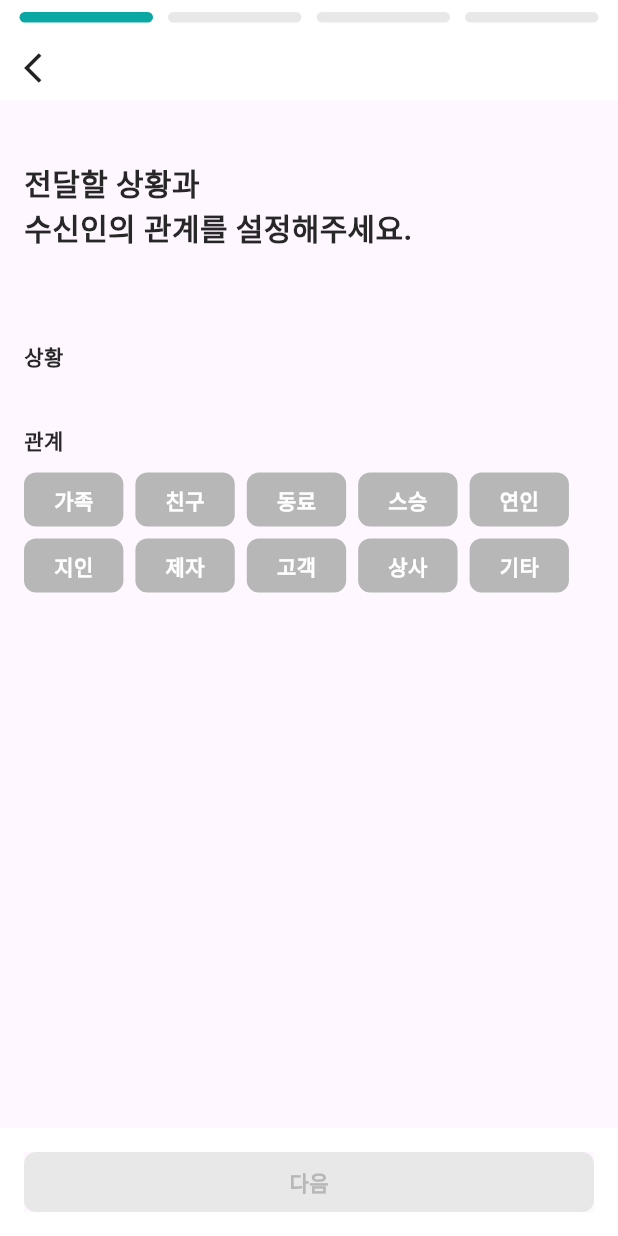
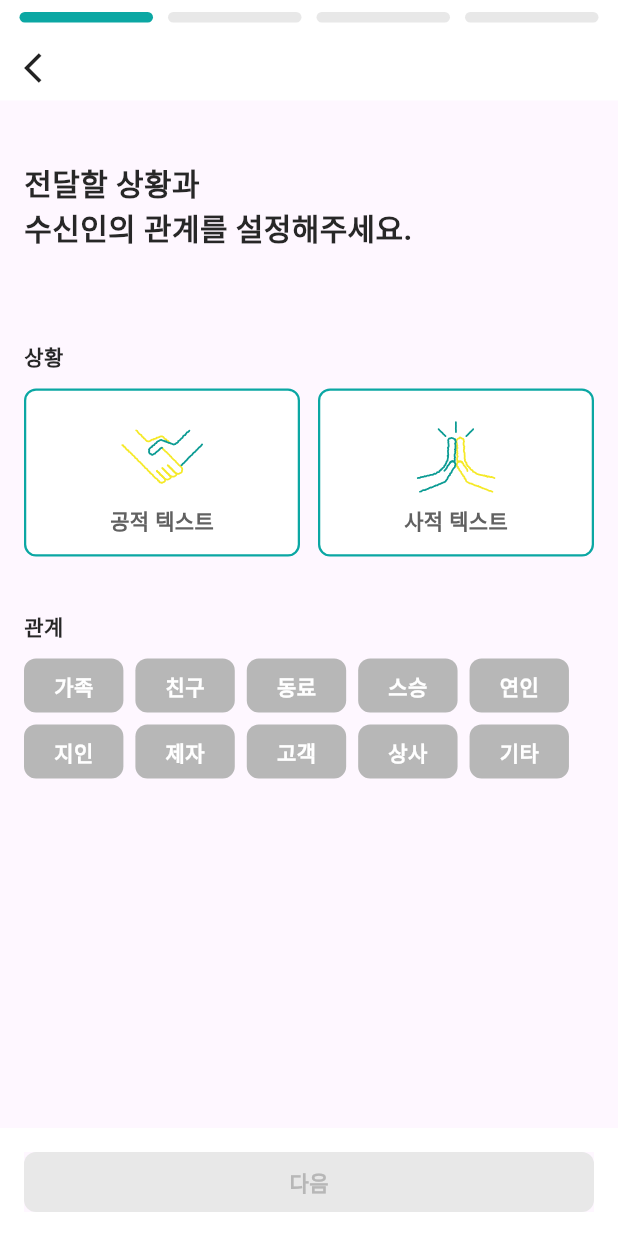
Before and after one commit to NaZe0320/idear_flutter, a Flutter app: the ScreenPostCreate screen opened directly, on a phone screen of 412 x 824 dp. Run offline on Flutter 3.47's test engine with Material 3 defaults, Android fonts, the phone set to English and light mode, and no system bars; our stand-ins replace flutter_svg; accounts and stored records are empty.

Commit message:
[feat] 상황 버튼 구현

```diff
--- a/lib/app/enums/situation.dart
+++ b/lib/app/enums/situation.dart
@@ -1,8 +1,18 @@
 enum Situation {
-  public('공적 텍스트'),
-  private('사적 텍스트');
+  public(
+    '공적 텍스트',
+    'ic_public_true',
+    'ic_public_false',
+  ),
+  private(
+    '사적 텍스트',
+    'ic_private_true',
+    'ic_private_false',
+  );
 
-  const Situation(this.text);
+  const Situation(this.text, this.trueImage, this.falseImage);
 
   final String text;
+  final String trueImage;
+  final String falseImage;
 }
--- /dev/null
+++ b/lib/app/services/mock/mock_post_bundle.dart
@@ -0,0 +1 @@
+class MockPostBundle {}
--- a/lib/app/services/mock/mock_profile.dart
+++ b/lib/app/services/mock/mock_profile.dart
@@ -49,7 +49,6 @@ class MockProfile {
   }
 
   Future<List<Profile>> updateProfile(Profile newProfile) async {
-    print("여기 와?");
     list[list.indexWhere((profile) => profile.id == newProfile.id)] =
         newProfile;
     return list;
--- a/lib/app/view/pages/post/screen_post_create_first.dart
+++ b/lib/app/view/pages/post/screen_post_create_first.dart
@@ -1,6 +1,8 @@
 import 'package:flutter/material.dart';
 import 'package:idear/app/enums/relation.dart';
+import 'package:idear/app/enums/situation.dart';
 import 'package:idear/app/view/widgets/radio_group/widget_radio_group_label.dart';
+import 'package:idear/app/view/widgets/radio_group/widget_radio_group_situation.dart';
 import 'package:idear/app/viewmodel/viewmodel_post_create.dart';
 import 'package:idear/core/theme/app_text_styles.dart';
 import 'package:provider/provider.dart';
@@ -27,6 +29,12 @@ class ScreenPostCreateFirst extends StatelessWidget {
               '상황',
               style: AppTextStyles.subheading02,
             ),
+            const SizedBox(height: 12),
+            RadioSituationGroup(
+                selectValue: viewModel.postBundle.situation,
+                onChanged: (value) {
+                  viewModel.setPostBundle<Situation>(value);
+                }),
             const SizedBox(height: 36),
             const Text(
               '관계',
@@ -38,7 +46,7 @@ class ScreenPostCreateFirst extends StatelessWidget {
                 padding: 20,
                 selectValue: viewModel.postBundle.relation,
                 onChanged: (value) {
-                  viewModel.setPostBundle(value);
+                  viewModel.setPostBundle<Relation>(value);
                 })
           ],
         ),
--- /dev/null
+++ b/lib/app/view/widgets/radio_button/widget_radio_button_situation.dart
@@ -0,0 +1,48 @@
+import 'package:flutter/material.dart';
+import 'package:flutter_svg/flutter_svg.dart';
+import 'package:idear/app/view/widgets/radio_button/widget_radio_button.dart';
+import 'package:idear/core/theme/app_colors.dart';
+import 'package:idear/core/theme/app_text_styles.dart';
+
+class RadioSituationButton extends RadioButton {
+  const RadioSituationButton({
+    super.key,
+    required super.value,
+    required super.groupValue,
+    required super.onChanged,
+  });
+
+  @override
+  Widget build(BuildContext context) {
+    return InkWell(
+      borderRadius: const BorderRadius.all(Radius.circular(8)),
+      onTap: onChanged,
+      child: Container(
+        padding: const EdgeInsets.all(12),
+        height: 112,
+        decoration: BoxDecoration(
+          color:
+              value == groupValue ? AppColors.colorMain : AppColors.colorWhite,
+          borderRadius: const BorderRadius.all(Radius.circular(8)),
+          border: Border.all(color: AppColors.colorMain, width: 1.5),
+        ),
+        child: Column(
+          children: [
+            Expanded(
+                child: Center(
+              child: SvgPicture.asset(
+                  'images/${value == groupValue ? value.trueImage : value.falseImage}.svg'),
+            )),
+            Text(
+              value.text,
+              style: AppTextStyles.body03.copyWith(
+                  color: value == groupValue
+                      ? AppColors.colorWhite
+                      : AppColors.colorGray800),
+            )
+          ],
+        ),
+      ),
+    );
+  }
+}
--- /dev/null
+++ b/lib/app/view/widgets/radio_group/widget_radio_group_situation.dart
@@ -0,0 +1,39 @@
+import 'package:flutter/material.dart';
+import 'package:idear/app/enums/situation.dart';
+
+import '../radio_button/widget_radio_button_situation.dart';
+
+class RadioSituationGroup extends StatelessWidget {
+  const RadioSituationGroup(
+      {super.key, required this.selectValue, required this.onChanged});
+
+  final Situation? selectValue;
+  final ValueChanged onChanged;
+
+  @override
+  Widget build(BuildContext context) {
+    return Row(
+      children: [
+        Expanded(
+          child: RadioSituationButton(
+            value: Situation.public,
+            groupValue: selectValue,
+            onChanged: () {
+              onChanged(Situation.public);
+            },
+          ),
+        ),
+        const SizedBox(width: 12),
+        Expanded(
+          child: RadioSituationButton(
+            value: Situation.private,
+            groupValue: selectValue,
+            onChanged: () {
+              onChanged(Situation.private);
+            },
+          ),
+        ),
+      ],
+    );
+  }
+}
--- a/lib/app/viewmodel/viewmodel_post_create.dart
+++ b/lib/app/viewmodel/viewmodel_post_create.dart
@@ -1,6 +1,7 @@
 import 'package:flutter/material.dart';
 import 'package:idear/app/enums/polite.dart';
 import 'package:idear/app/enums/relation.dart';
+import 'package:idear/app/enums/situation.dart';
 import 'package:idear/app/model/model_post_bundle.dart';
 import 'package:idear/app/model/model_profile.dart';
 
@@ -34,8 +35,8 @@ class ViewModelPostCreate with ChangeNotifier {
   void setPostBundle<T>(T newValue) {
     if (newValue is Relation) {
       postBundle.relation = newValue;
-    } else if (newValue is Polite) {
-      _selectedProfile!.polite = newValue;
+    } else if (newValue is Situation) {
+      postBundle.situation = newValue;
     }
     checkIsCompletePage();
     notifyListeners();
```
